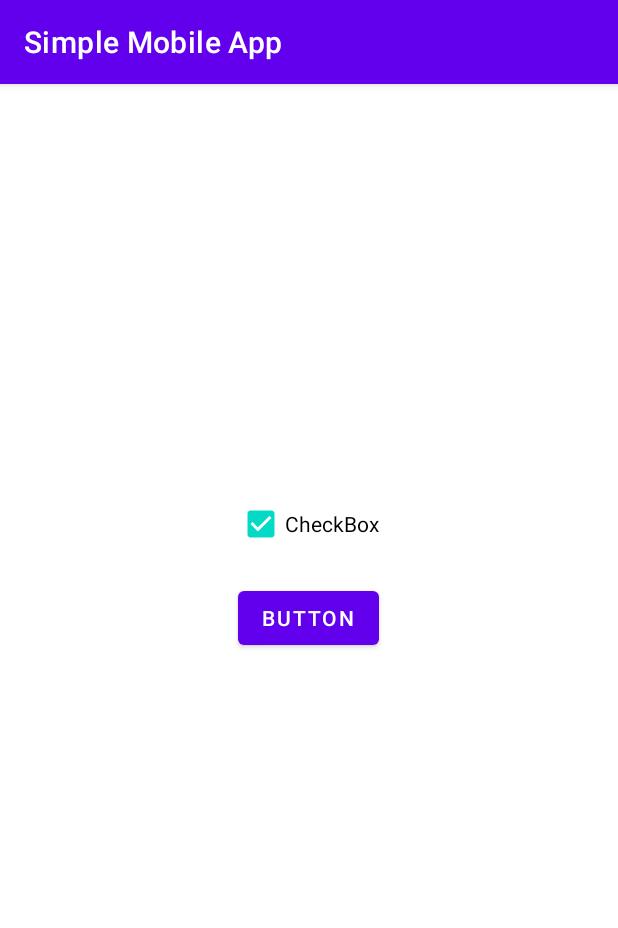
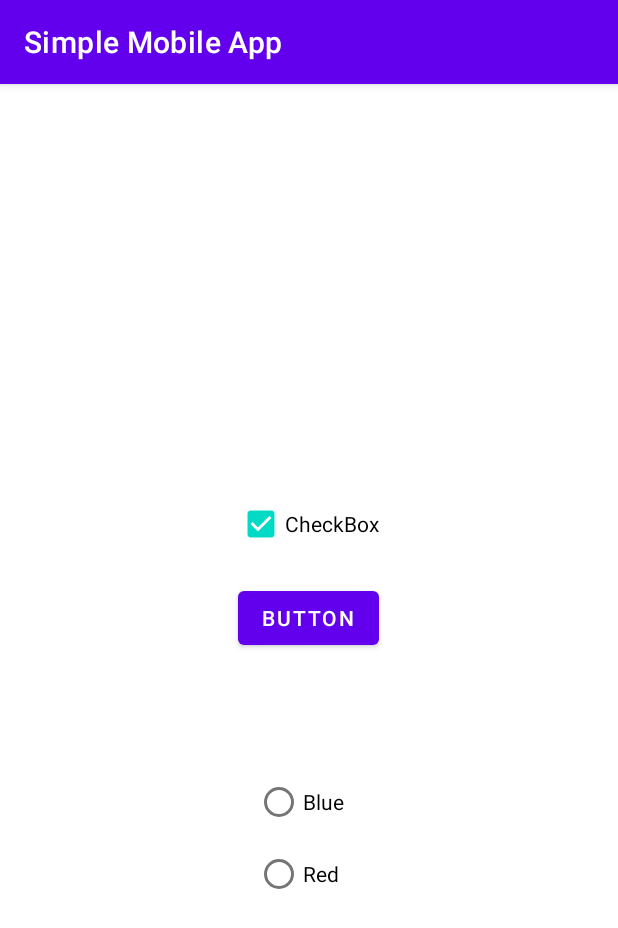
Before and after one commit to zhafranzainal/simple_mobile_app, an Android app: the screen it shows after launch (CheckboxActivity), after a tap on "BUTTON", on a phone screen of 412 x 824 dp. Shown: the top 928 px of the screen. Run offline under Robolectric (Android 15) with nearby library versions, the phone set to English and light mode, and no system bars; 1 statement that could not run was skipped; 1 other tap on this screen came first.

Commit message:
Trigger radio buttons

```diff
--- a/app/src/main/java/com/example/simplemobileapp/CheckboxActivity.java
+++ b/app/src/main/java/com/example/simplemobileapp/CheckboxActivity.java
@@ -6,12 +6,16 @@ import android.os.Bundle;
 import android.view.View;
 import android.widget.Button;
 import android.widget.CheckBox;
+import android.widget.RadioButton;
+import android.widget.RadioGroup;
 import android.widget.Toast;
 
 public class CheckboxActivity extends AppCompatActivity {
 
     private CheckBox check1;
     private Button button;
+    private RadioGroup radioGroup;
+    private RadioButton radioBtn;
 
     @Override
     protected void onCreate(Bundle savedInstanceState) {
@@ -20,11 +24,12 @@ public class CheckboxActivity extends AppCompatActivity {
 
         check1 = findViewById(R.id.checkBox);
         button = findViewById(R.id.button);
+        radioGroup = findViewById(R.id.radioGroup);
 
         check1.setOnClickListener(new View.OnClickListener() {
             @Override
             public void onClick(View v) {
-                if(((CheckBox)v).isChecked()){
+                if (((CheckBox) v).isChecked()) {
                     Toast.makeText(CheckboxActivity.this, "Red is selected", Toast.LENGTH_SHORT).show();
                 }
             }
@@ -33,9 +38,15 @@ public class CheckboxActivity extends AppCompatActivity {
         button.setOnClickListener(new View.OnClickListener() {
             @Override
             public void onClick(View v) {
-                StringBuffer result = new StringBuffer();
-                result.append("Red is ").append(check1.isChecked());
-                Toast.makeText(CheckboxActivity.this, result.toString(), Toast.LENGTH_SHORT).show();
+
+                // StringBuffer result = new StringBuffer();
+                // result.append("Red is ").append(check1.isChecked());
+                // Toast.makeText(CheckboxActivity.this, result.toString(), Toast.LENGTH_SHORT).show();
+
+                int selected_id = radioGroup.getCheckedRadioButtonId();
+                radioBtn = findViewById(selected_id);
+                Toast.makeText(CheckboxActivity.this, radioBtn.getText().toString(), Toast.LENGTH_SHORT).show();
+
             }
         });
 
--- a/app/src/main/res/layout/activity_checkbox.xml
+++ b/app/src/main/res/layout/activity_checkbox.xml
@@ -29,4 +29,42 @@
         app:layout_constraintStart_toStartOf="parent"
         app:layout_constraintTop_toTopOf="parent"
         app:layout_constraintVertical_bias="0.461" />
+
+    <RadioGroup
+        android:id="@+id/radioGroup"
+        android:layout_width="69dp"
+        android:layout_height="103dp"
+        app:layout_constraintBottom_toBottomOf="parent"
+        app:layout_constraintEnd_toEndOf="parent"
+        app:layout_constraintHorizontal_bias="0.496"
+        app:layout_constraintStart_toStartOf="parent"
+        app:layout_constraintTop_toTopOf="parent"
+        app:layout_constraintVertical_bias="0.684">
+
+        <RadioButton
+            android:id="@+id/radioButtonBlue"
+            android:layout_width="wrap_content"
+            android:layout_height="wrap_content"
+            android:text="Blue"
+            app:layout_constraintBottom_toBottomOf="parent"
+            app:layout_constraintEnd_toEndOf="parent"
+            app:layout_constraintStart_toStartOf="parent"
+            app:layout_constraintTop_toTopOf="parent"
+            app:layout_constraintVertical_bias="0.689" />
+
+        <RadioButton
+            android:id="@+id/radioButtonRed"
+            android:layout_width="wrap_content"
+            android:layout_height="wrap_content"
+            android:text="Red"
+            app:layout_constraintBottom_toBottomOf="parent"
+            app:layout_constraintEnd_toEndOf="parent"
+            app:layout_constraintHorizontal_bias="0.498"
+            app:layout_constraintStart_toStartOf="parent"
+            app:layout_constraintTop_toTopOf="parent"
+            app:layout_constraintVertical_bias="0.587" />
+
+    </RadioGroup>
+
+
 </androidx.constraintlayout.widget.ConstraintLayout>
```
